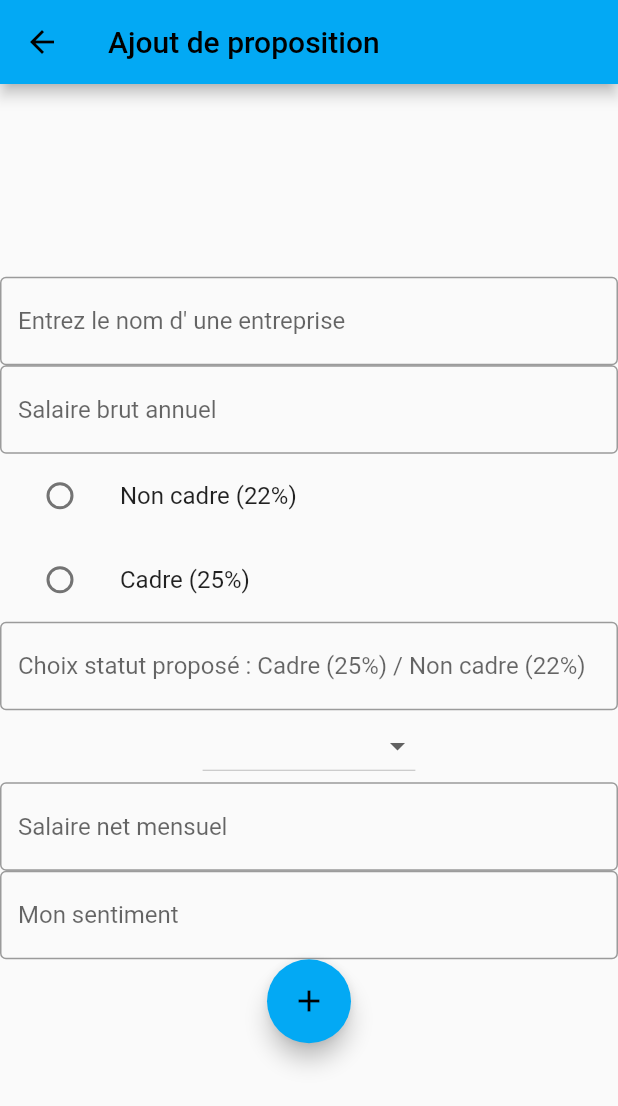
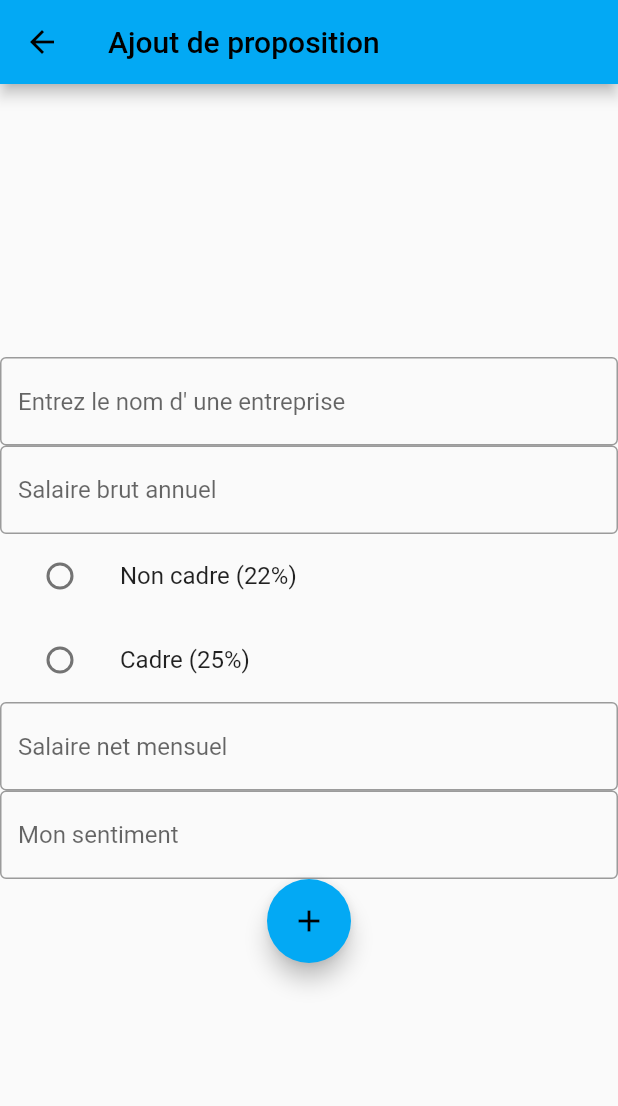
Before and after one commit to ClementLegros/JobTrack, a Flutter app: the AddProposition screen opened by its route, on a phone screen of 412 x 824 dp. Shown: the top 1106 px of the screen. Run offline on Flutter 3.47's test engine with Material 2 defaults, Android fonts, the phone set to English and light mode, and no system bars; our stand-ins replace hive, hive_flutter; missing offline and left inert: dart:ffi; accounts and stored records are empty.

Commit message:
Début radio button + calcul du salaire net

```diff
--- a/lib/Pages/AjoutProposistionPage.dart
+++ b/lib/Pages/AjoutProposistionPage.dart
@@ -25,6 +25,22 @@ class _AddPropositionState extends State<AddProposition> {
   bool _value = false;
   int val = -1;
 
+  void calculSalaire(salaireBrutAnnuel) {
+    //On récupère le brut annuel
+
+    if (val == 1) {
+      //Non cadre 22%
+      mySalaireNetMensuelController.text = salaireBrutAnnuel;
+    } else if (val == 2) {
+      //Cadre 25%
+      mySalaireNetMensuelController.text = salaireBrutAnnuel;
+    }
+  }
+
+  void calculNonCadre() {
+    mySalaireNetMensuelController.text = "12000";
+  }
+
   void ajouterProposition() {
     String entreprise = myEntrepriseController.text;
     String salaireBrutAnuel = mySalaireBrutAnuelController.text;
@@ -32,7 +48,11 @@ class _AddPropositionState extends State<AddProposition> {
     String salaireNetMensuel = mySalaireNetMensuelController.text;
     String sentiment = mySentimentController.text;
     Proposition proposition = new Proposition(
-        entreprise, double.parse(salaireBrutAnuel), statut, double.parse(salaireNetMensuel), sentiment);
+        entreprise,
+        double.parse(salaireBrutAnuel),
+        statut,
+        double.parse(salaireNetMensuel),
+        sentiment);
     PropositionBox.box.put(proposition.key(), proposition);
     // On retourne a la page d'accueil
     Navigator.pushNamed(context, '/');
@@ -72,6 +92,9 @@ class _AddPropositionState extends State<AddProposition> {
                 border: OutlineInputBorder(),
                 hintText: 'Salaire brut annuel',
               ),
+              onChanged: (text) {
+                calculSalaire(text.toString());
+              },
             ),
             ListTile(
               title: Text("Non cadre (22%)"),
@@ -80,10 +103,11 @@ class _AddPropositionState extends State<AddProposition> {
                 groupValue: val,
                 onChanged: (value) {
                   setState(() {
+                    calculSalaire(value.toString());
                     val = int.parse(value.toString());
                   });
                 },
-                activeColor: Colors.green,
+                activeColor: Colors.lightBlue,
               ),
             ),
             ListTile(
@@ -92,32 +116,13 @@ class _AddPropositionState extends State<AddProposition> {
                 value: 2,
                 groupValue: val,
                 onChanged: (value) {
+                  calculSalaire(value.toString());
                   setState(() {
                     val = int.parse(value.toString());
                   });
                 },
-                activeColor: Colors.green,
+                activeColor: Colors.lightBlue,
               ),
-            ),
-            TextField(
-              controller: myStatutController,
-              decoration: InputDecoration(
-                border: OutlineInputBorder(),
-                hintText:
-                'Choix statut proposé : Cadre (25%) / Non cadre (22%)',
-              ),
-            ),
-            DropdownButton(
-              onChanged: (String? newValue) {
-                setState(() {});
-              },
-              items: <String>['Cadre (25%)', 'Non cadre (22%)']
-                  .map<DropdownMenuItem<String>>((String value) {
-                return DropdownMenuItem<String>(
-                  value: value,
-                  child: Text(value),
-                );
-              }).toList(),
             ),
             TextField(
               controller: mySalaireNetMensuelController,
```
Also changed, not shown: lib/Pages/PropositionPage.dart (+9 -8 lines).
